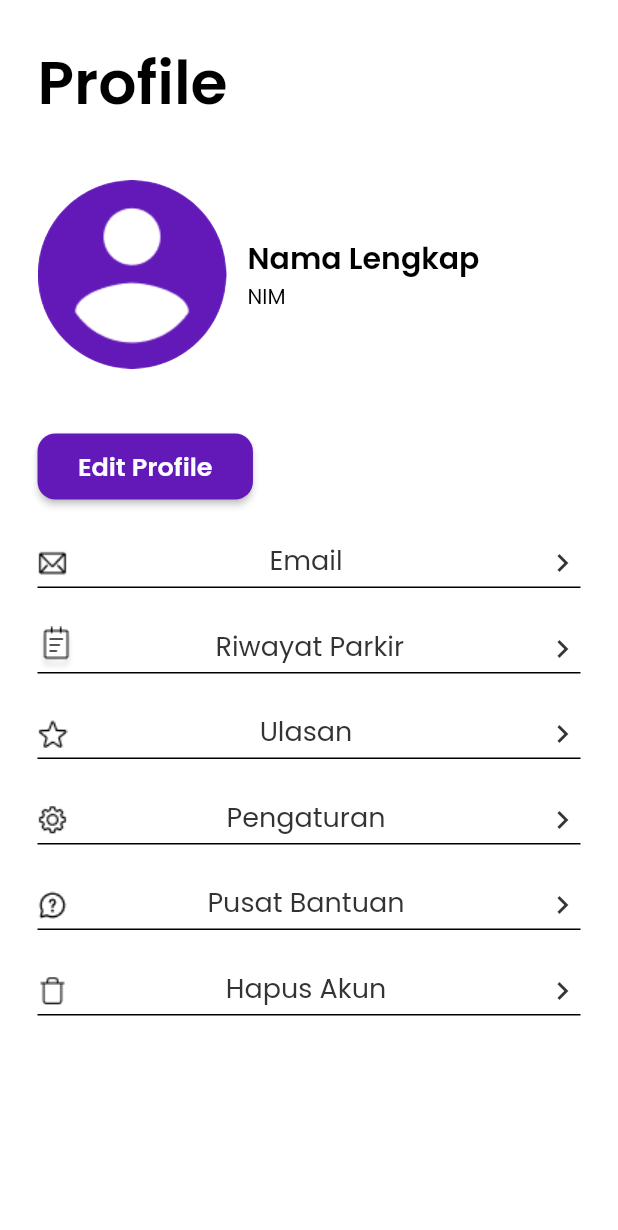
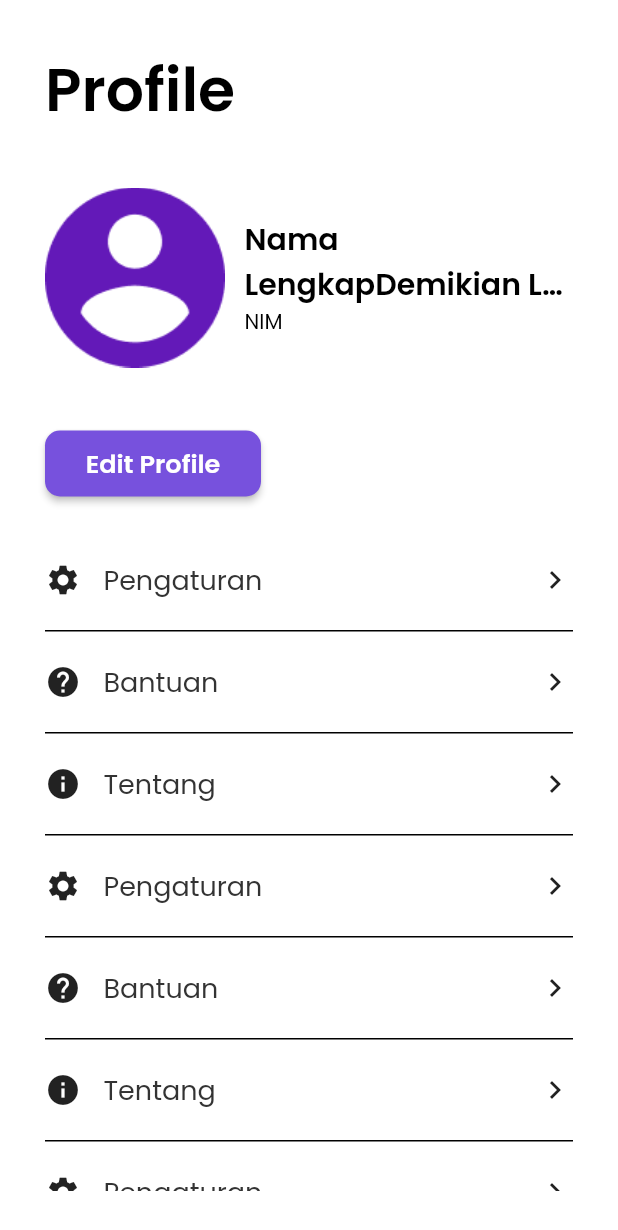
Before and after one commit to amccamikom/amcc-mobile-2022, a Flutter app: the ProfilePage screen opened directly, on a phone screen of 412 x 824 dp. Shown: the top 1230 px of the screen. Run offline on Flutter 3.47's test engine with Material 2 defaults, Android fonts, the phone set to English and light mode, and no system bars; our stand-ins replace google_fonts.

Commit message:
p10 (complete)

```diff
--- a/lib/pages/profile_page.dart
+++ b/lib/pages/profile_page.dart
@@ -1,8 +1,6 @@
+import 'package:amibike/pages/home_page.dart';
 import 'package:amibike/theme.dart';
-import 'package:flutter/cupertino.dart';
 import 'package:flutter/material.dart';
-import 'package:flutter/src/widgets/container.dart';
-import 'package:flutter/src/widgets/framework.dart';
 
 class ProfilePage extends StatelessWidget {
   const ProfilePage({super.key});
@@ -13,17 +11,16 @@ class ProfilePage extends StatelessWidget {
       child: Scaffold(
         backgroundColor: backgroundColor2,
         body: Padding(
-          padding: const EdgeInsets.all(25.0),
+          padding: EdgeInsets.all(30),
           child: Column(
-            children: [
-              Row(
+            crossAxisAlignment: CrossAxisAlignment.start,
             children: [
               Text(
                 'Profile',
                 style: blackTextStyle.copyWith(
-                        fontSize: 40, fontWeight: semiBold),
-                  )
-                ],
+                  fontSize: 40,
+                  fontWeight: semiBold,
+                ),
               ),
               SizedBox(
                 height: 35,
@@ -31,21 +28,21 @@ class ProfilePage extends StatelessWidget {
               Container(
                 child: Row(
                   children: [
-                    ClipOval(
-                      child: Image.asset(
+                    Image.asset(
                       'assets/profileUser.png',
-                        width: 126,
-                      ),
+                      width: 120,
                     ),
                     SizedBox(
-                      width: 14,
+                      width: 13,
                     ),
                     Expanded(
                       child: Column(
                         crossAxisAlignment: CrossAxisAlignment.start,
                         children: [
                           Text(
-                            'Nama Lengkap',
+                            'Nama LengkapDemikian Lah RUpa PAda WAnita Kucing Bermata Kuda ',
+                            maxLines: 2,
+                            overflow: TextOverflow.ellipsis,
                             style: blackTextStyle.copyWith(
                                 fontSize: 20, fontWeight: semiBold),
                           ),
@@ -60,15 +57,15 @@ class ProfilePage extends StatelessWidget {
                 ),
               ),
               SizedBox(
-                height: 41,
+                height: 40,
               ),
-              Row(
-                children: [
               ElevatedButton(
                 onPressed: () {
                   Navigator.push(
                     context,
-                        MaterialPageRoute(builder: (context) => ProfilePage()),
+                    MaterialPageRoute(
+                      builder: (context) => HomePage(),
+                    ),
                   );
                 },
                 child: Text(
@@ -77,38 +74,31 @@ class ProfilePage extends StatelessWidget {
                       fontSize: 17, fontWeight: semiBold),
                 ),
                 style: ElevatedButton.styleFrom(
-                      primary: Color(0xff6319B8),
-                      minimumSize: Size(143.65, 44),
+                  primary: backgroundColor1,
+                  minimumSize: Size(144, 44),
                   shape: RoundedRectangleBorder(
-                        borderRadius: BorderRadius.circular(12),
+                      borderRadius: BorderRadius.circular(10)),
                 ),
               ),
-                  )
+              SizedBox(
+                height: 20,
+              ),
+              Expanded(
+                child: SingleChildScrollView(
+                  child: Column(
+                    children: [
+                      menuItem(text: 'Pengaturan', icon: Icons.settings),
+                      menuItem(text: 'Bantuan', icon: Icons.help),
+                      menuItem(text: 'Tentang', icon: Icons.info),
+                      menuItem(text: 'Pengaturan', icon: Icons.settings),
+                      menuItem(text: 'Bantuan', icon: Icons.help),
+                      menuItem(text: 'Tentang', icon: Icons.info),
+                      menuItem(text: 'Pengaturan', icon: Icons.settings),
+                      menuItem(text: 'Bantuan', icon: Icons.help),
+                      menuItem(text: 'Tentang', icon: Icons.info),
                     ],
                   ),
-              menuItem(
-                image: 'assets/clarity_email-line.png',
-                text: 'Email',
                 ),
-              menuItem(
-                image: 'assets/history.png',
-                text: 'Riwayat Parkir',
-              ),
-              menuItem(
-                image: 'assets/clarity_star-line.png',
-                text: 'Ulasan',
-              ),
-              menuItem(
-                image: 'assets/setting.png',
-                text: 'Pengaturan',
-              ),
-              menuItem(
-                image: 'assets/help.png',
-                text: 'Pusat Bantuan',
-              ),
-              menuItem(
-                image: 'assets/delete.png',
-                text: 'Hapus Akun',
               ),
             ],
           ),
@@ -120,8 +110,8 @@ class ProfilePage extends StatelessWidget {
 
 class menuItem extends StatelessWidget {
   String text;
-  String image;
-  menuItem({super.key, required this.text, required this.image});
+  IconData icon;
+  menuItem({super.key, required this.text, required this.icon});
 
   @override
   Widget build(BuildContext context) {
@@ -131,28 +121,34 @@ class menuItem extends StatelessWidget {
           bottom: BorderSide(
             color: textColor1,
             width: 1,
-      ))),
-      margin: EdgeInsets.only(top: 25),
+          ),
+        ),
+      ),
+      margin: EdgeInsets.only(top: 20),
+      child: Container(
+        margin: EdgeInsets.only(bottom: 20),
         child: Row(
           mainAxisAlignment: MainAxisAlignment.spaceBetween,
           children: [
-          Container(
-            child: Image.asset(
-              image,
+            Row(
+              children: [
+                Icon(
+                  icon,
                 ),
+                SizedBox(
+                  width: 15,
                 ),
-          Container(
-            margin: EdgeInsets.only(bottom: 4),
-            child: Text(
+                Text(
                   text,
                   style: grayTextStyle.copyWith(fontSize: 18),
                 ),
+              ],
             ),
             Icon(
               Icons.chevron_right,
-            color: textColor2,
             ),
           ],
+        ),
       ),
     );
   }
--- a/lib/theme.dart
+++ b/lib/theme.dart
@@ -6,7 +6,7 @@ Color backgroundColor2 = Color(0xffFFFFFF);
 Color textColor1 = Color(0xff000000);
 Color textColor2 = Color(0xff333333);
 Color textColor3 = Colors.white70;
-Color textColor4 = Color(0xffFAFCFF);
+Color textColor4 = Colors.white;
 
 TextStyle primaryTextStyle = GoogleFonts.poppins(
   color: backgroundColor1,
```
Lines whose indentation alone changed are shown as unchanged.
